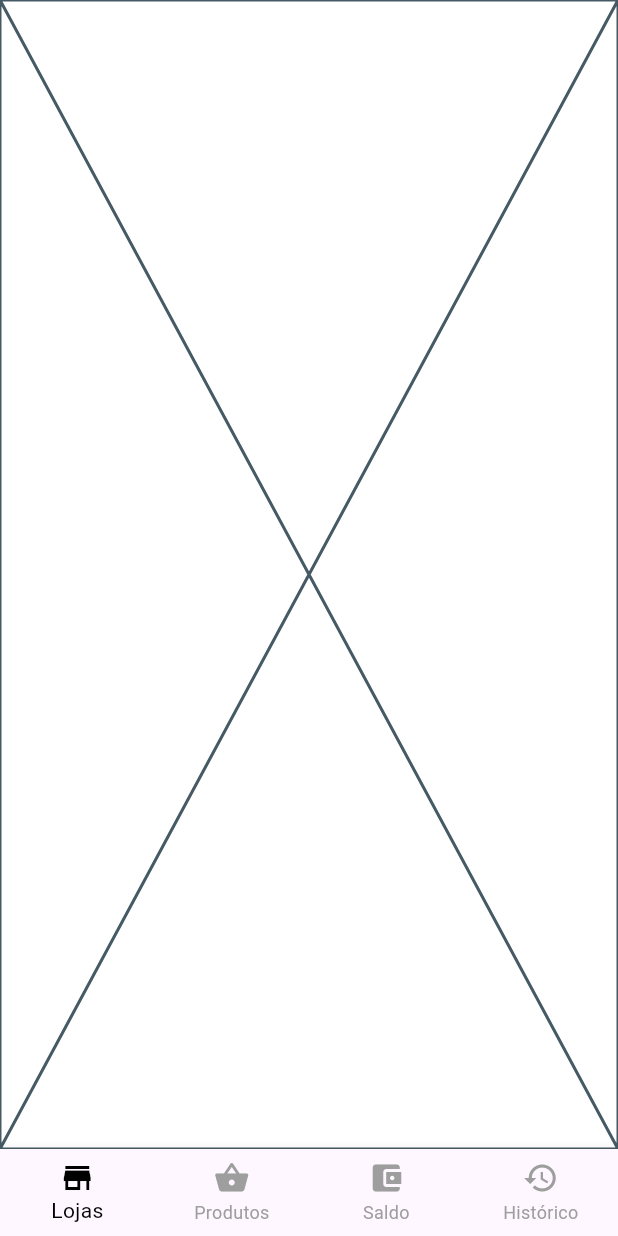
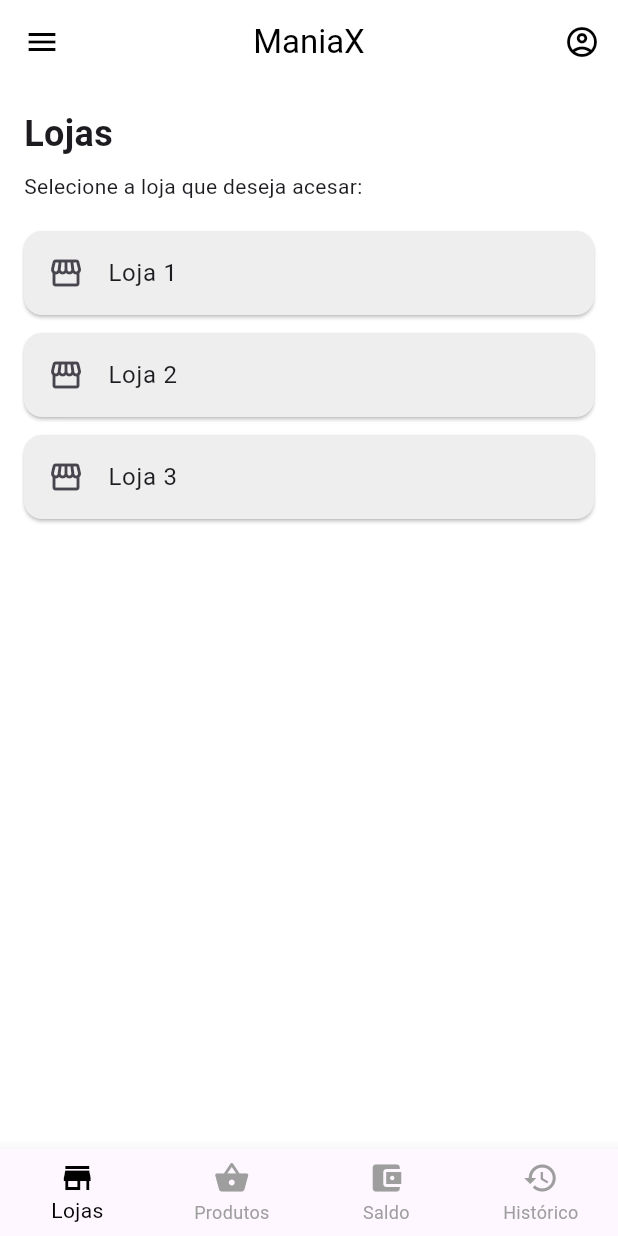
Before and after one commit to caio-pellegrini/appmarket, a Flutter app: the screen it shows after launch, on a phone screen of 412 x 824 dp. Run offline on Flutter 3.47's test engine with Material 3 defaults, Android fonts, the phone set to English and light mode, and no system bars.

Commit message:
create lojas_page.dart and produtos_page.dart

```diff
--- a/lib/main.dart
+++ b/lib/main.dart
@@ -10,11 +10,11 @@ void main() {
 
 class MyApp extends StatelessWidget {
   const MyApp({super.key});
-
+  final titulo = 'ManiaX';
   @override
   Widget build(BuildContext context) {
     return MaterialApp(
-      title: 'ManiaX',
+      title: titulo,
       theme: ThemeData(
         primarySwatch: Colors.blue,
         scaffoldBackgroundColor: Colors.white,
@@ -37,8 +37,8 @@ class _HomePageState extends State<HomePage> {
   int _paginaAtual = 0;
 
   final List<Widget> _paginas = [
-    const Placeholder(),
-    const Placeholder(),
+    const LojasPage(),
+    const ProdutosPage(),
     const Placeholder(),
     const Placeholder(),
   ];
--- a/lib/pages/lojas_page.dart
+++ b/lib/pages/lojas_page.dart
@@ -0,0 +1,58 @@
+import 'package:flutter/material.dart';
+
+class LojasPage extends StatelessWidget {
+  const LojasPage({super.key});
+
+  @override
+  Widget build(BuildContext context) {
+    return Scaffold(
+      appBar: AppBar(
+        backgroundColor: Colors.white,
+        elevation: 0,
+        leading: IconButton(
+          onPressed: () {},
+          icon: Icon(Icons.menu, color: Colors.black),
+        ), // colorir icone
+        title: const Text('ManiaX', style: TextStyle(color: Colors.black)),
+        centerTitle: true,
+        actions: [
+          IconButton(
+            onPressed: () {},
+            icon: Icon(Icons.account_circle_outlined, color: Colors.black),
+          ),
+        ],
+      ),
+      body: Padding(
+        padding: const EdgeInsets.all(16.0),
+        child: Column(
+          crossAxisAlignment: CrossAxisAlignment.start,
+          children: [
+            const Text(
+              'Lojas',
+              style: TextStyle(fontSize: 24, fontWeight: FontWeight.bold),
+            ),
+            const SizedBox(height: 8),
+            const Text('Selecione a loja que deseja acesar:'),
+            const SizedBox(height: 20),
+            Expanded(
+              child: ListView.builder(
+                itemCount: 3,
+                itemBuilder: (context, index) {
+                  return Card(
+                    color: Colors.grey[200],
+                    margin: const EdgeInsets.only(bottom: 12.0),
+                    child: ListTile(
+                      leading: const Icon(Icons.storefront),
+                      title: Text('Loja ${index + 1}'),
+                      onTap: () {},
+                    ),
+                  );
+                },
+              ),
+            ),
+          ],
+        ),
+      ),
+    );
+  }
+}
```
Also changed, not shown: lib/pages/produtos_page.dart (+52 -0 lines).
